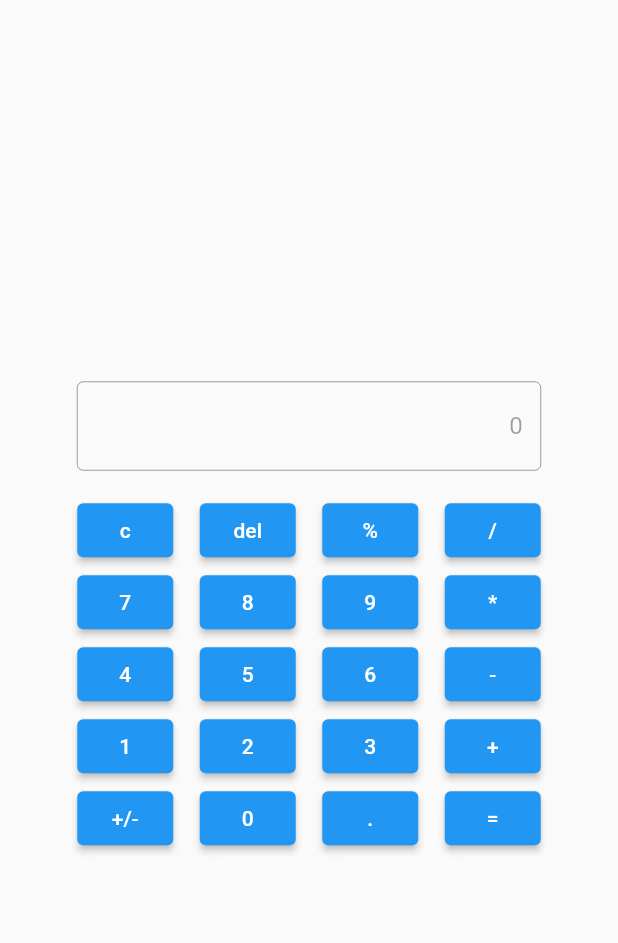
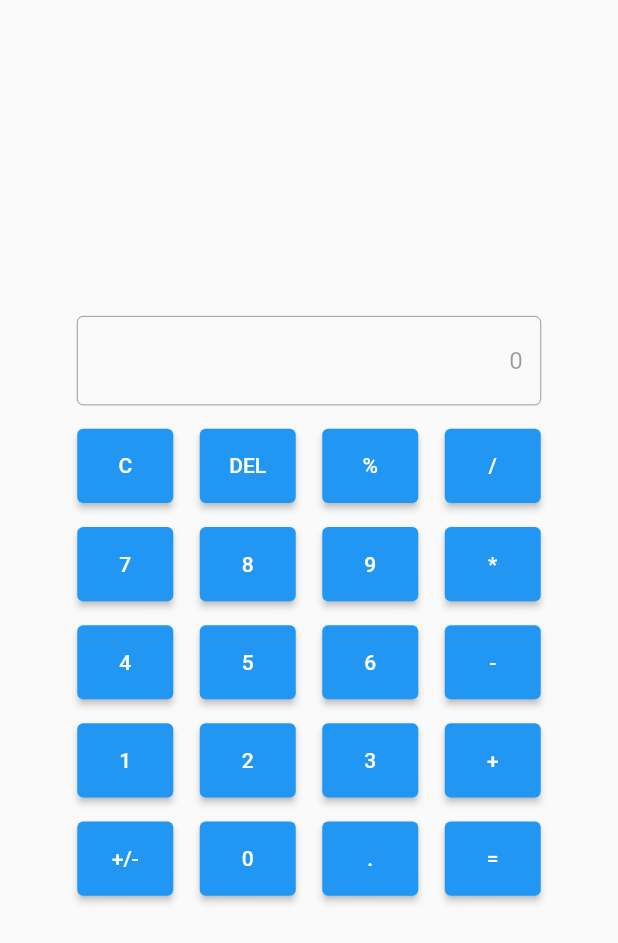
Before and after one commit to DanielYukio/flutter-calculadora, a Flutter app: the screen it shows after launch, on a phone screen of 412 x 824 dp. Shown: the top 943 px of the screen. Run offline on Flutter 3.47's test engine with Material 2 defaults, Android fonts, the phone set to English and light mode, and no system bars.

Commit message:
layout changes

```diff
--- a/lib/calculator/calculator.dart
+++ b/lib/calculator/calculator.dart
@@ -43,8 +43,10 @@ class _CalculatorState extends State<CalculatorState> {
                 enabled: false,
               ),
               const SizedBox(height: 16),
-              ...buttons
-                  .map((e) => Row(
+              ...buttons.map(
+                (e) => Column(
+                  children: [
+                    Row(
                       mainAxisAlignment: MainAxisAlignment.spaceBetween,
                       children: e
                           .map(
@@ -54,13 +56,20 @@ class _CalculatorState extends State<CalculatorState> {
                                 _setValue(e);
                               },
                               style: ElevatedButton.styleFrom(
-                                    backgroundColor: Colors.blue),
-                                child: Text(e),
+                                  backgroundColor: Colors.blue,
+                                  fixedSize: Size(
+                                    MediaQuery.of(context).size.width * 0.15,
+                                    MediaQuery.of(context).size.height * 0.06,
+                                  )),
+                              child: Text(e.toUpperCase()),
                             ),
                           )
                           .toList(),
-                      ))
-                  .toList()
+                    ),
+                    const SizedBox(height: 16)
+                  ].toList(),
+                ),
+              ),
             ],
           ),
         ),
```
Lines whose indentation alone changed are shown as unchanged.
